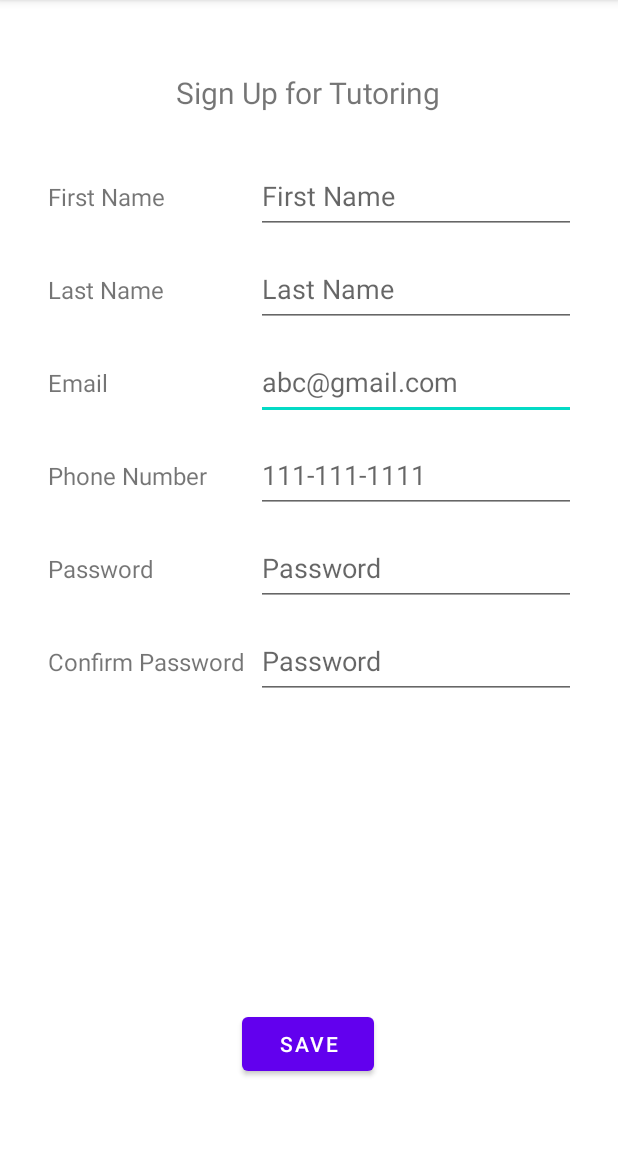
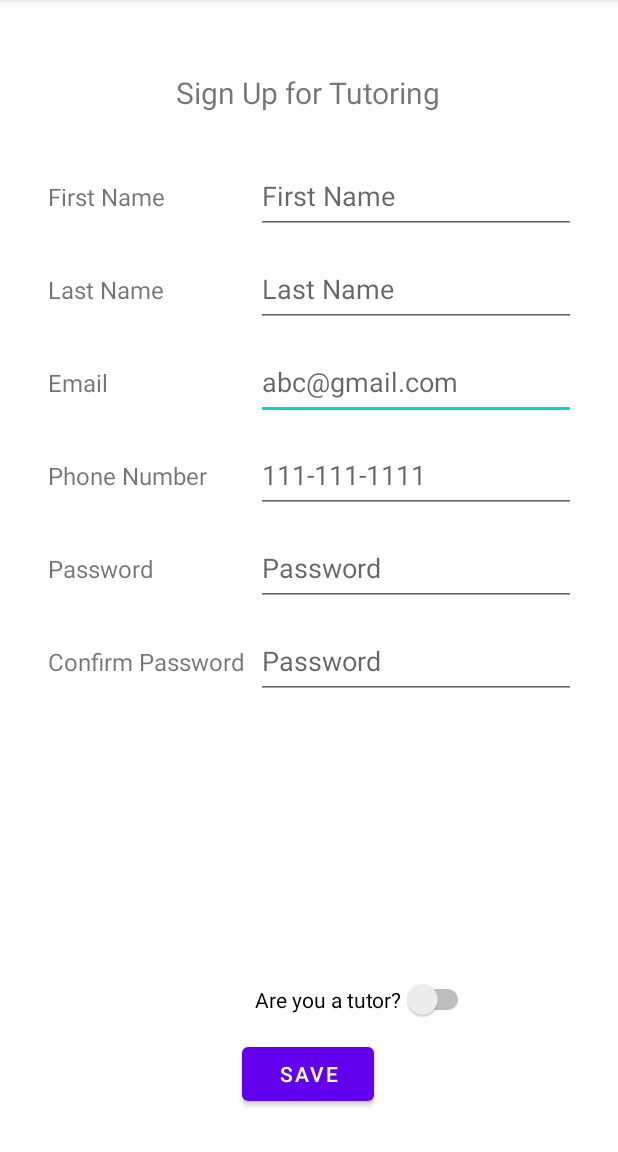
Before and after one commit to gracesopha/tutorme, an Android app: the SignupPage screen opened directly, with no data from a screen before it, on a phone screen of 412 x 824 dp, the part 84-1236 px from its top. Run offline under Robolectric (Android 15) with nearby library versions, the phone set to English and light mode, and no system bars.

Commit message:
Add tutor option to sign up

```diff
--- a/StudentTutoringApp/app/src/main/res/layout/activity_signup_page.xml
+++ b/StudentTutoringApp/app/src/main/res/layout/activity_signup_page.xml
@@ -124,7 +124,7 @@
         android:id="@+id/save_button"
         android:layout_width="wrap_content"
         android:layout_height="wrap_content"
-        android:layout_marginBottom="48dp"
+        android:layout_marginBottom="28dp"
         android:onClick="save"
         android:text="SAVE"
         app:layout_constraintBottom_toBottomOf="parent"
@@ -152,4 +152,15 @@
         app:layout_constraintStart_toStartOf="@+id/textView15"
         app:layout_constraintTop_toBottomOf="@+id/textView15" />
 
+    <Switch
+        android:id="@+id/switch1"
+        android:layout_width="wrap_content"
+        android:layout_height="wrap_content"
+        android:layout_marginBottom="88dp"
+        android:text="Are you a tutor?"
+        app:layout_constraintBottom_toBottomOf="parent"
+        app:layout_constraintEnd_toEndOf="parent"
+        app:layout_constraintHorizontal_bias="0.639"
+        app:layout_constraintStart_toStartOf="parent" />
+
 </androidx.constraintlayout.widget.ConstraintLayout>
```
